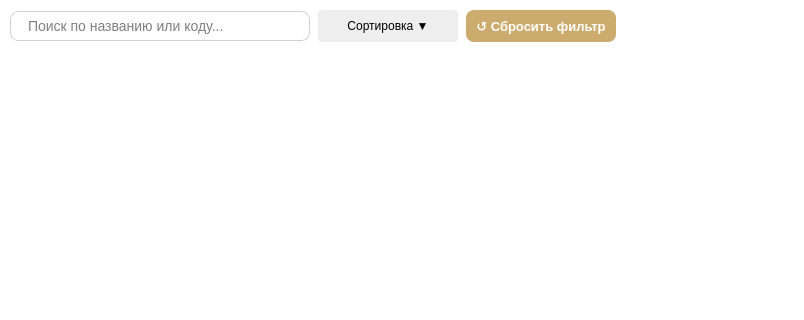
Above: client/ui/system/departments/department_page.ui from lerakaplich/Documents before the change; both pictures show x 0 to 804 and y 0 to 320 of the 900 by 600 pixel window. Below: the same form after it.
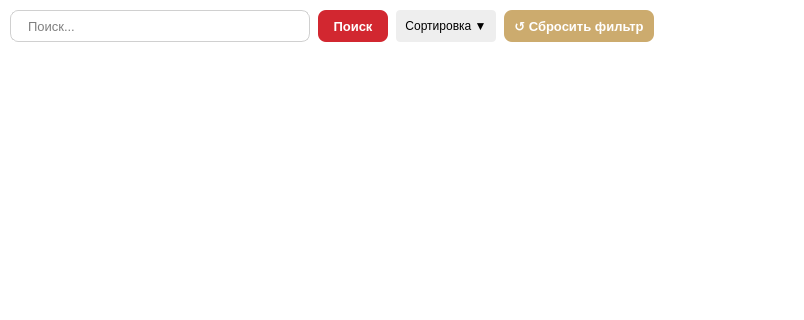
That is the form after the change.

The edit to the form file:
```diff
--- a/client/ui/system/departments/department_page.ui
+++ b/client/ui/system/departments/department_page.ui
@@ -32,9 +32,6 @@
    <property name="bottomMargin">
     <number>10</number>
    </property>
-   <property name="alignment">
-    <set>Qt::AlignTop</set>
-   </property>
    <item>
     <layout class="QHBoxLayout" name="toolbarLayout">
      <property name="spacing">
@@ -45,21 +42,21 @@
        <property name="minimumSize">
         <size>
          <width>300</width>
-         <height>30</height>
+         <height>32</height>
         </size>
        </property>
        <property name="maximumSize">
         <size>
          <width>300</width>
-         <height>30</height>
+         <height>32</height>
         </size>
        </property>
        <property name="styleSheet">
         <string notr="true">QLineEdit {
     border: 1px solid #D0D0D0;
     border-radius: 8px;
+    font-size: 13px;
     padding: 5px 15px;
-    font-size: 14px;
     background-color: white;
 }
 QLineEdit:focus {
@@ -67,15 +64,62 @@
 }</string>
        </property>
        <property name="placeholderText">
-        <string>Поиск по названию или коду...</string>
+        <string>Поиск...</string>
+       </property>
+      </widget>
+     </item>
+     <item>
+      <widget class="QPushButton" name="btnSearch">
+       <property name="minimumSize">
+        <size>
+         <width>70</width>
+         <height>32</height>
+        </size>
+       </property>
+       <property name="maximumSize">
+        <size>
+         <width>70</width>
+         <height>32</height>
+        </size>
+       </property>
+       <property name="toolTip">
+        <string>Сбросить все фильтры и поиск</string>
+       </property>
+       <property name="styleSheet">
+        <string notr="true">
+QPushButton {
+    background-color: #D22730;
+    color: white;
+    border-radius: 8px;
+    font-weight: bold;
+    font-size: 13px;
+    border: none;
+}
+QPushButton:hover {
+    background-color: #862633;
+}
+QPushButton:pressed {
+    background-color: #6a1e29;
+}
+        
+</string>
+       </property>
+       <property name="text">
+        <string>Поиск</string>
        </property>
       </widget>
      </item>
      <item>
       <widget class="QPushButton" name="btnSort">
+       <property name="sizePolicy">
+        <sizepolicy hsizetype="Minimum" vsizetype="Fixed">
+         <horstretch>0</horstretch>
+         <verstretch>0</verstretch>
+        </sizepolicy>
+       </property>
        <property name="minimumSize">
         <size>
-         <width>140</width>
+         <width>100</width>
          <height>32</height>
         </size>
        </property>
```
Left out of the diff: 3 changed lines with no effect on the pictures.
